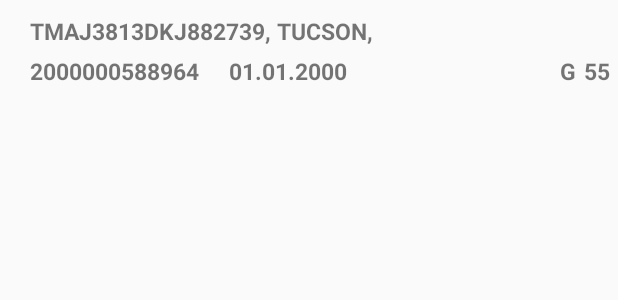
After one commit to A1ex2/Terminal, an Android app: the layout item_activity_detail.xml on its own in the app's theme, with its tools: preview values and no code run, on a phone screen of 412 x 824 dp. The commit adds this screen. Shown: the top 300 px of the screen. Run offline under Robolectric (Android 15) with nearby library versions, the phone set to English and light mode, and no system bars.

Commit message:
01112019

```diff
--- a/app/src/main/AndroidManifest.xml
+++ b/app/src/main/AndroidManifest.xml
@@ -8,7 +8,7 @@
     <uses-permission android:name="android.permission.INTERNET" />
     <uses-permission android:name="android.permission.ACCESS_WIFI_STATE" />
     <uses-permission android:name="android.permission.ACCESS_NETWORK_STATE" />
-    <uses-permission android:name="android.permission.WRITE_EXTERNAL_STORAGE"/>
+    <uses-permission android:name="android.permission.WRITE_EXTERNAL_STORAGE" />
     <uses-permission android:name="android.permission.READ_EXTERNAL_STORAGE" />
 
     <application
@@ -18,6 +18,7 @@
         android:roundIcon="@mipmap/ic_launcher_round"
         android:supportsRtl="true"
         android:theme="@style/AppTheme">
+        <activity android:name=".DetailReception"></activity>
         <activity android:name=".Password">
             <intent-filter>
                 <action android:name="android.intent.action.MAIN" />
@@ -25,8 +26,7 @@
                 <category android:name="android.intent.category.LAUNCHER" />
             </intent-filter>
         </activity>
-        <activity android:name=".MainActivity">
-        </activity>
+        <activity android:name=".MainActivity"></activity>
     </application>
 
 </manifest>
--- /dev/null
+++ b/app/src/main/res/layout/item_activity_detail.xml
@@ -0,0 +1,90 @@
+<?xml version="1.0" encoding="utf-8"?>
+<LinearLayout xmlns:android="http://schemas.android.com/apk/res/android"
+    xmlns:tools="http://schemas.android.com/tools"
+    android:id="@+id/linearLayout"
+    android:layout_width="match_parent"
+    android:layout_height="wrap_content"
+    android:orientation="vertical">
+
+    <LinearLayout
+        android:layout_width="match_parent"
+        android:layout_height="wrap_content"
+        android:orientation="horizontal">
+
+        <TextView
+            android:id="@+id/itemCar"
+            android:layout_width="match_parent"
+            android:layout_height="match_parent"
+            android:layout_marginStart="20dp"
+            android:layout_marginTop="10dp"
+            android:layout_marginEnd="10dp"
+            android:textAllCaps="false"
+            android:textSize="15sp"
+            android:textStyle="bold"
+            tools:text="TMAJ3813DKJ882739, TUCSON," />
+    </LinearLayout>
+
+    <LinearLayout
+        android:layout_width="match_parent"
+        android:layout_height="wrap_content"
+        android:orientation="horizontal">
+
+        <TextView
+            android:id="@+id/itemBarCode"
+            android:layout_width="wrap_content"
+            android:layout_height="wrap_content"
+            android:layout_marginStart="20dp"
+            android:layout_marginTop="5dp"
+            android:layout_marginBottom="5dp"
+            android:textAllCaps="false"
+            android:textSize="15sp"
+            android:textStyle="bold"
+            tools:text="2000000588964" />
+
+        <TextView
+            android:id="@+id/itemProductionDate"
+            android:layout_width="wrap_content"
+            android:layout_height="match_parent"
+            android:layout_marginStart="20dp"
+            android:layout_marginTop="5dp"
+            android:layout_marginBottom="5dp"
+            android:textAllCaps="false"
+            android:textSize="15sp"
+            android:textStyle="bold"
+            tools:text="01.01.2000" />
+
+        <LinearLayout
+            android:layout_width="match_parent"
+            android:layout_height="match_parent"
+            android:orientation="horizontal"
+            android:gravity="right">
+
+            <TextView
+                android:id="@+id/itemSector"
+                android:layout_width="wrap_content"
+                android:layout_height="wrap_content"
+                android:layout_marginTop="5dp"
+                android:layout_marginEnd="5dp"
+                android:layout_marginBottom="5dp"
+                android:textAllCaps="false"
+                android:textSize="15sp"
+                android:textStyle="bold"
+                tools:text="G" />
+
+            <TextView
+                android:id="@+id/itemRow"
+                android:layout_width="wrap_content"
+                android:layout_height="wrap_content"
+                android:layout_marginTop="5dp"
+                android:layout_marginEnd="5dp"
+                android:layout_marginBottom="5dp"
+                android:textAllCaps="false"
+                android:textSize="15sp"
+                android:textStyle="bold"
+                tools:text="55" />
+        </LinearLayout>
+
+    </LinearLayout>
+
+
+</LinearLayout>
```
Also changed, not shown: app/src/main/java/com/algoritm/terminal/CarData.java (added, +136 -0 lines), app/src/main/java/com/algoritm/terminal/DetailReception.java (added, +58 -0 lines), app/src/main/java/com/algoritm/terminal/MainActivity.java (+41 -4 lines), app/src/main/java/com/algoritm/terminal/Reception.java (+61 -1 lines), app/src/main/java/com/algoritm/terminal/RecyclerAdapterCarData.java (added, +74 -0 lines), app/src/main/res/layout/activity_detail_reception.xml (added, +77 -0 lines).
